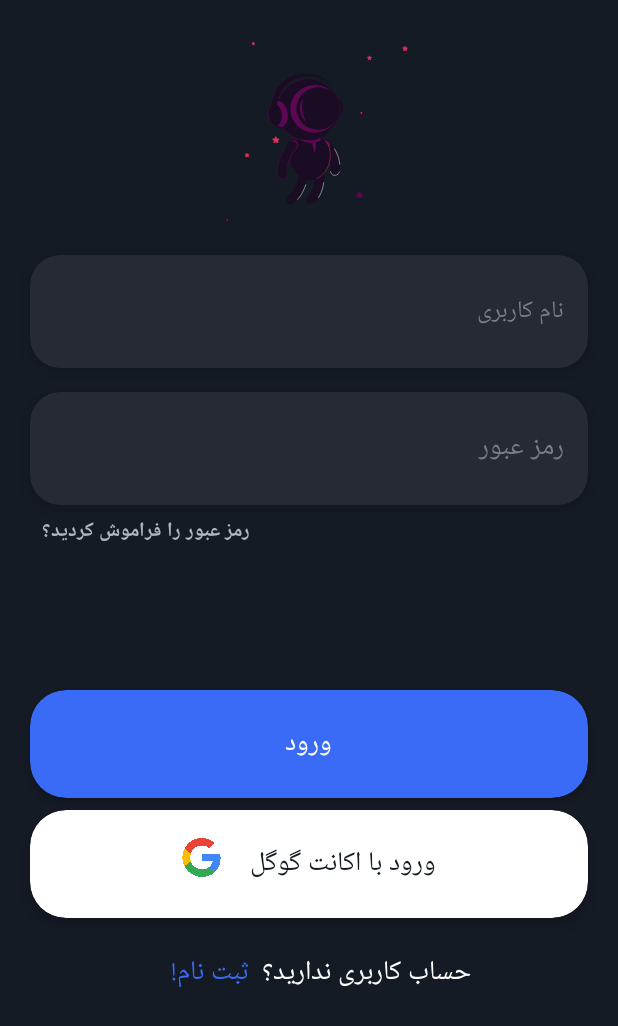
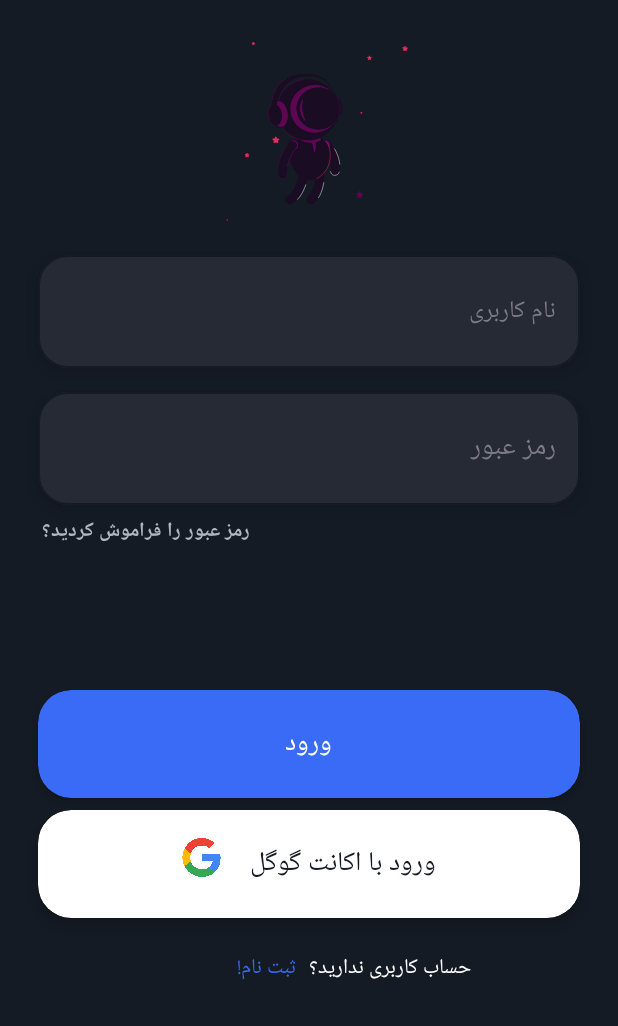
Before and after one commit to merajdh/startup-music-player, an Android app: the layout activity_main.xml on its own in the app's theme, with its tools: preview values and no code run, on a phone screen of 412 x 824 dp. Shown: the top 1026 px of the screen. Run offline under Robolectric (Android 15) with nearby library versions, the phone set to English and light mode, and no system bars.

Commit message:
Add Register Page

```diff
--- a/app/src/main/AndroidManifest.xml
+++ b/app/src/main/AndroidManifest.xml
@@ -2,6 +2,7 @@
 <manifest xmlns:android="http://schemas.android.com/apk/res/android"
     xmlns:tools="http://schemas.android.com/tools"
     package="com.example.startup_music_player">
+
     <uses-permission android:name="android.permission.INTERNET" />
     <uses-permission android:name="android.permission.ACCESS_NETWORK_STATE" />
 
@@ -17,6 +18,9 @@
         tools:targetApi="31">
         <activity
             android:name=".ui.MainActivity"
+            android:exported="false" />
+        <activity
+            android:name=".ui.ActivityRegister"
             android:exported="true">
             <intent-filter>
                 <action android:name="android.intent.action.MAIN" />
--- a/app/src/main/res/layout/activity_main.xml
+++ b/app/src/main/res/layout/activity_main.xml
@@ -18,11 +18,13 @@
         android:layout_height="150dp"/>
 
     <com.google.android.material.card.MaterialCardView
-        app:cardElevation="7dp"
+        app:cardElevation="8dp"
+        app:strokeColor="?attr/colorPrimary"
+        app:strokeWidth="1.5dp"
         android:backgroundTint="#252a34"
         android:layout_marginTop="10dp"
-        android:layout_marginEnd="20dp"
-        android:layout_marginStart="20dp"
+        android:layout_marginEnd="25dp"
+        android:layout_marginStart="25dp"
         app:cardCornerRadius="20dp"
         android:layout_width="match_parent"
         android:layout_height="75dp">
@@ -41,11 +43,12 @@
 
     <com.google.android.material.card.MaterialCardView
         app:cardElevation="7dp"
+        app:strokeColor="?attr/colorPrimary"
+        app:strokeWidth="1.5dp"
         android:backgroundTint="#252a34"
         app:cardCornerRadius="20dp"
-        android:layout_marginEnd="20dp"
-        android:layout_marginTop="16dp"
-        android:layout_marginStart="20dp"
+        android:layout_marginEnd="25dp"
+        android:layout_marginStart="25dp"        android:layout_marginTop="16dp"
         android:layout_width="match_parent"
         android:layout_height="75dp">
         <EditText
@@ -71,12 +74,11 @@
         android:layout_height="wrap_content"/>
 
     <com.google.android.material.circularreveal.cardview.CircularRevealCardView
-        android:layout_marginStart="20dp"
         app:cardElevation="4dp"
-        android:layout_marginEnd="20dp"
-        android:layout_marginTop="90dp"
+        android:layout_marginEnd="25dp"
+        android:layout_marginStart="25dp"        android:layout_marginTop="90dp"
         android:clickable="true"
-        app:cardCornerRadius="24dp"
+        app:cardCornerRadius="22dp"
         android:backgroundTint="@color/bule"
         android:layout_width="match_parent"
         android:layout_height="72dp"
@@ -94,10 +96,10 @@
     <com.google.android.material.circularreveal.cardview.CircularRevealCardView
         android:clickable="true"
         app:cardElevation="6dp"
-        app:cardCornerRadius="24dp"
+        app:cardCornerRadius="22dp"
         android:backgroundTint="@color/white"
-        android:layout_marginStart="20dp"
-        android:layout_marginEnd="20dp"
+        android:layout_marginEnd="25dp"
+        android:layout_marginStart="25dp"
         android:layout_marginTop="8dp"
         android:layout_width="match_parent"
         android:layout_height="72dp"
@@ -159,7 +161,7 @@
             android:layout_marginEnd="96dp"
             android:textColor="@color/white"
             android:text="حساب کاربری ندارید؟"
-            android:textSize="18sp"
+            android:textSize="14sp"
             app:layout_constraintBottom_toBottomOf="parent"
             app:layout_constraintEnd_toEndOf="parent"
             app:layout_constraintTop_toTopOf="parent"
@@ -173,7 +175,7 @@
             android:layout_marginEnd="4dp"
             android:text="ثبت نام!"
             android:textColor="@color/bule"
-            android:textSize="18sp"
+            android:textSize="14sp"
             app:layout_constraintBottom_toBottomOf="parent"
             app:layout_constraintEnd_toStartOf="@+id/textView"
             app:layout_constraintTop_toTopOf="@+id/textView"
--- a/app/src/main/res/values/colors.xml
+++ b/app/src/main/res/values/colors.xml
@@ -5,5 +5,7 @@
     <color name="Gray">#B0B7C0</color>
     <color name="bule">#3a6bf6</color>
     <color name="black">#FF000000</color>
+    <color name="light_gray">#F7F7F7</color>
     <color name="white">#FFFFFFFF</color>
+
 </resources>
--- a/app/src/main/res/values/themes.xml
+++ b/app/src/main/res/values/themes.xml
@@ -12,6 +12,7 @@
         <!-- Status bar color. -->
         <item name="android:statusBarColor" tools:targetApi="l">@color/dark_bule</item>
         <!-- Customize your theme here. -->
+        <item name="fontFamily">@font/shabnam</item>
     </style>
     <style name="TextLabel" parent="Widget.MaterialComponents.TextInputLayout.OutlinedBox">
 
```
